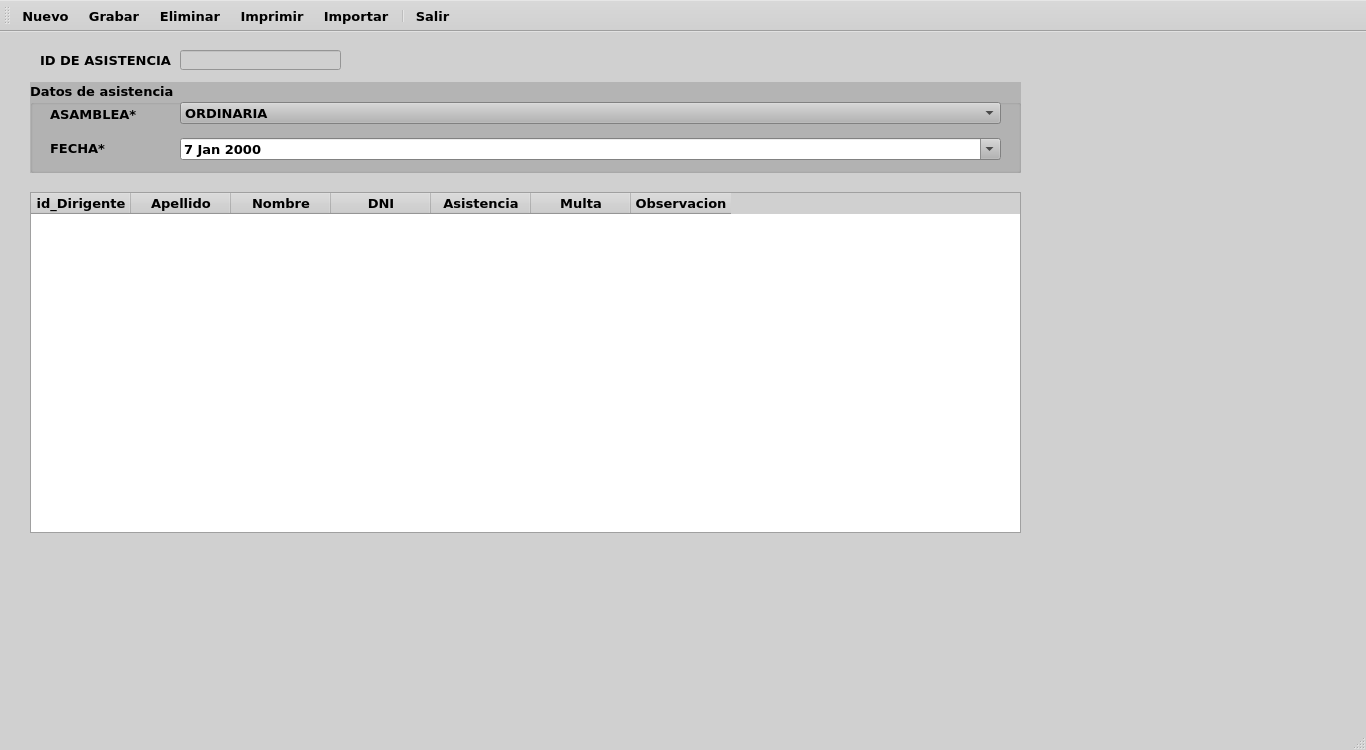
Qt form ui/registro_asistencia_dirigente.ui (EdwardsBC/SutrakomaqV2) before a commit.
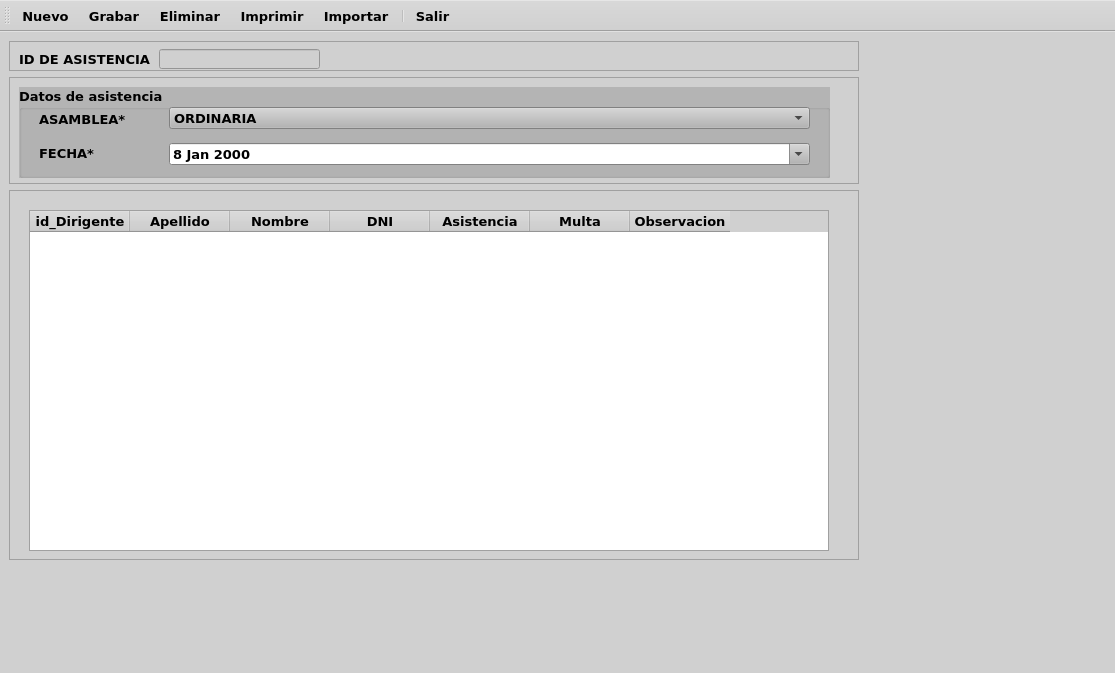
The same form after that commit. Icons and pictures are not drawn.

Diff of the .ui file:
```diff
--- a/ui/registro_asistencia_dirigente.ui
+++ b/ui/registro_asistencia_dirigente.ui
@@ -6,8 +6,8 @@
    <rect>
     <x>0</x>
     <y>0</y>
-    <width>1366</width>
-    <height>750</height>
+    <width>1115</width>
+    <height>673</height>
    </rect>
   </property>
   <property name="palette">
@@ -463,14 +463,55 @@
    <string>MainWindow</string>
   </property>
   <widget class="QWidget" name="centralwidget">
+   <layout class="QVBoxLayout" name="verticalLayout">
+    <item>
+     <widget class="QFrame" name="frame">
+      <property name="minimumSize">
+       <size>
+        <width>850</width>
+        <height>30</height>
+       </size>
+      </property>
+      <property name="maximumSize">
+       <size>
+        <width>0</width>
+        <height>30</height>
+       </size>
+      </property>
+      <property name="frameShape">
+       <enum>QFrame::Shape::StyledPanel</enum>
+      </property>
+      <property name="frameShadow">
+       <enum>QFrame::Shadow::Raised</enum>
+      </property>
+      <widget class="QLabel" name="label_5">
+       <property name="geometry">
+        <rect>
+         <x>10</x>
+         <y>10</y>
+         <width>131</width>
+         <height>16</height>
+        </rect>
+       </property>
+       <property name="font">
+        <font>
+         <family>Verdana</family>
+         <pointsize>10</pointsize>
+         <bold>true</bold>
+        </font>
+       </property>
+       <property name="text">
+        <string>ID DE ASISTENCIA</string>
+       </property>
+      </widget>
    <widget class="QLineEdit" name="lineEdit">
     <property name="enabled">
      <bool>false</bool>
     </property>
     <property name="geometry">
      <rect>
-      <x>180</x>
-      <y>18</y>
+         <x>150</x>
+         <y>8</y>
       <width>161</width>
       <height>20</height>
      </rect>
@@ -483,32 +524,34 @@
      </font>
     </property>
    </widget>
-   <widget class="QLabel" name="label_5">
-    <property name="geometry">
-     <rect>
-      <x>40</x>
-      <y>20</y>
-      <width>131</width>
-      <height>16</height>
-     </rect>
-    </property>
-    <property name="font">
-     <font>
-      <family>Verdana</family>
-      <pointsize>10</pointsize>
-      <bold>true</bold>
-     </font>
-    </property>
-    <property name="text">
-     <string>ID DE ASISTENCIA</string>
-    </property>
-   </widget>
+     </widget>
+    </item>
+    <item>
+     <widget class="QFrame" name="frame_2">
+      <property name="minimumSize">
+       <size>
+        <width>850</width>
+        <height>107</height>
+       </size>
+      </property>
+      <property name="maximumSize">
+       <size>
+        <width>0</width>
+        <height>107</height>
+       </size>
+      </property>
+      <property name="frameShape">
+       <enum>QFrame::Shape::StyledPanel</enum>
+      </property>
+      <property name="frameShadow">
+       <enum>QFrame::Shadow::Raised</enum>
+      </property>
    <widget class="QGroupBox" name="groupBox_2">
     <property name="geometry">
      <rect>
-      <x>30</x>
-      <y>50</y>
-      <width>991</width>
+         <x>10</x>
+         <y>10</y>
+         <width>811</width>
       <height>91</height>
      </rect>
     </property>
@@ -998,7 +1041,7 @@
       <rect>
        <x>150</x>
        <y>56</y>
-       <width>821</width>
+          <width>641</width>
        <height>22</height>
       </rect>
      </property>
@@ -1007,12 +1050,12 @@
      </property>
      <property name="dateTime">
       <datetime>
-       <hour>21</hour>
+          <hour>7</hour>
        <minute>0</minute>
        <second>0</second>
        <year>2000</year>
        <month>1</month>
-       <day>7</day>
+          <day>8</day>
       </datetime>
      </property>
      <property name="currentSection">
@@ -1027,7 +1070,7 @@
       <rect>
        <x>150</x>
        <y>20</y>
-       <width>821</width>
+          <width>641</width>
        <height>22</height>
       </rect>
      </property>
@@ -1043,15 +1086,43 @@
      </item>
     </widget>
    </widget>
+     </widget>
+    </item>
+    <item alignment="Qt::AlignmentFlag::AlignTop">
+     <widget class="QFrame" name="frame_3">
+      <property name="minimumSize">
+       <size>
+        <width>850</width>
+        <height>370</height>
+       </size>
+      </property>
+      <property name="maximumSize">
+       <size>
+        <width>850</width>
+        <height>0</height>
+       </size>
+      </property>
+      <property name="frameShape">
+       <enum>QFrame::Shape::StyledPanel</enum>
+      </property>
+      <property name="frameShadow">
+       <enum>QFrame::Shadow::Raised</enum>
+      </property>
    <widget class="QTableWidget" name="tableWidget">
     <property name="geometry">
      <rect>
-      <x>30</x>
-      <y>160</y>
-      <width>991</width>
+         <x>20</x>
+         <y>20</y>
+         <width>800</width>
       <height>341</height>
      </rect>
     </property>
+       <property name="minimumSize">
+        <size>
+         <width>800</width>
+         <height>0</height>
+        </size>
+       </property>
     <property name="font">
      <font>
       <family>Verdana</family>
@@ -1145,17 +1216,9 @@
     </column>
    </widget>
   </widget>
-  <widget class="QMenuBar" name="menubar">
-   <property name="geometry">
-    <rect>
-     <x>0</x>
-     <y>0</y>
-     <width>1366</width>
-     <height>22</height>
-    </rect>
-   </property>
+    </item>
+   </layout>
   </widget>
-  <widget class="QStatusBar" name="statusbar"/>
   <widget class="QToolBar" name="toolBar">
    <property name="font">
     <font>
```
Left out of the diff: 4 changed lines with no effect on the pictures. Lines whose indentation alone changed are shown as unchanged.
